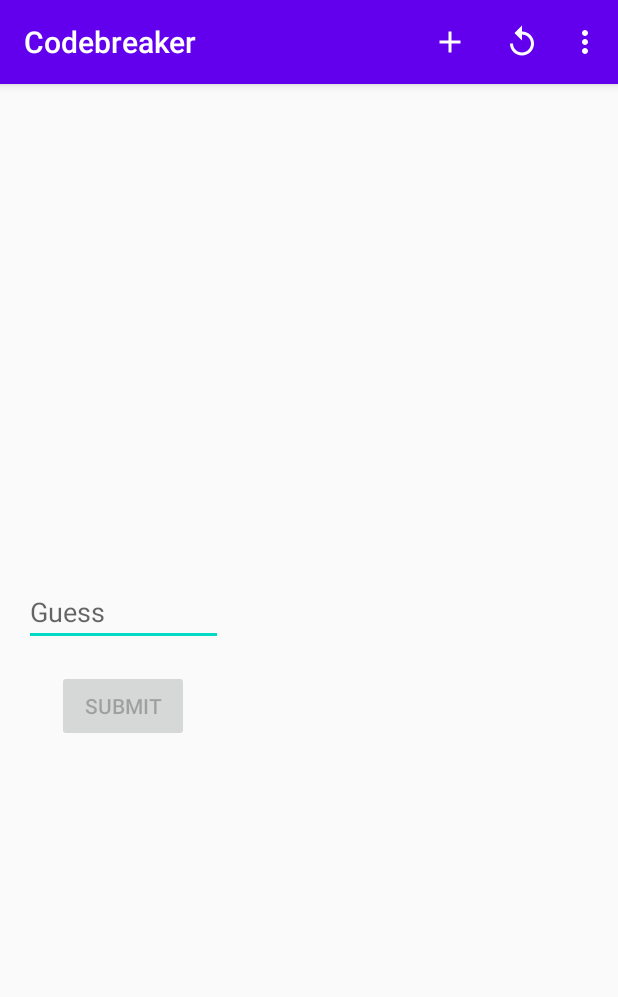
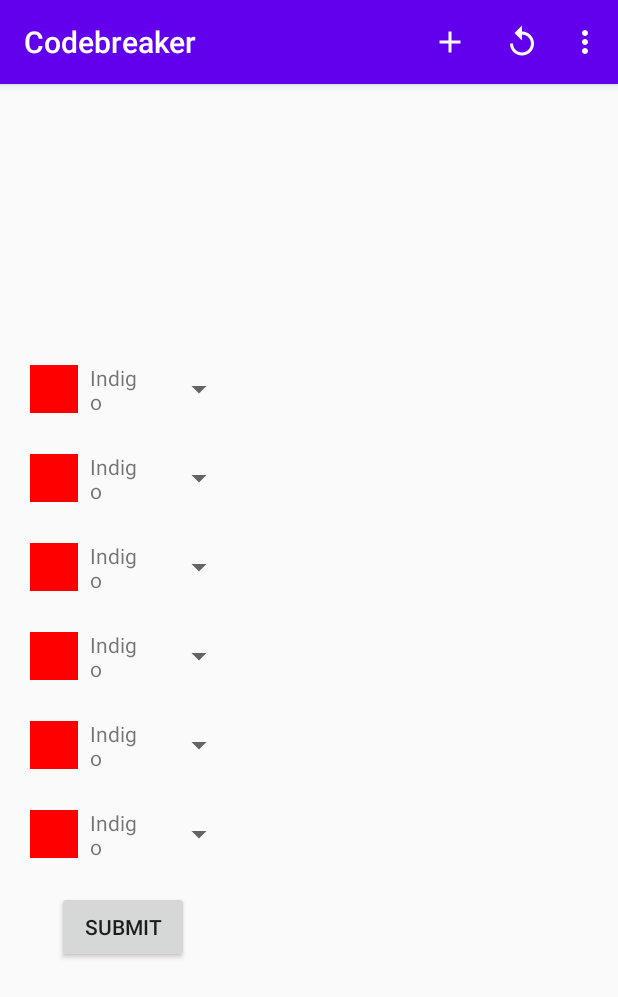
Before and after one commit to shifdub/codebreaker-android, an Android app: the screen it shows after launch (MainActivity), on a phone screen of 412 x 824 dp. Shown: the top 997 px of the screen. Run offline under Robolectric (Android 15) with nearby library versions, the phone set to English and light mode, and no system bars; 2 statements that could not run were skipped.

Commit message:
spinners in progress (crashing)

```diff
--- /dev/null
+++ b/app/src/main/java/edu/cnm/deepdive/codebreaker/adapter/CodeCharacterAdapter.java
@@ -0,0 +1,51 @@
+package edu.cnm.deepdive.codebreaker.adapter;
+
+import android.content.Context;
+import android.view.LayoutInflater;
+import android.view.View;
+import android.view.ViewGroup;
+import android.widget.ArrayAdapter;
+import android.widget.Spinner;
+import androidx.annotation.NonNull;
+import androidx.annotation.Nullable;
+import edu.cnm.deepdive.codebreaker.R;
+import edu.cnm.deepdive.codebreaker.databinding.SwatchSpinnerDropdownItemBinding;
+import java.util.Map;
+
+public class CodeCharacterAdapter extends ArrayAdapter<Character> {
+
+  private final Map<Character, Integer> colorValueMap;
+  private final Map<Character, String> colorLabelMap;
+  private final Spinner spinner;
+  private final LayoutInflater inflater;
+
+
+  public CodeCharacterAdapter(Context context, Map<Character, Integer> colorValueMap,
+      Map<Character, String> colorLabelMap, Character[] codes, Spinner spinner) {
+    super(context, R.layout.swatch_spinner_dropdown_item, codes);
+    this.colorValueMap = colorValueMap;
+    this.colorLabelMap = colorLabelMap;
+    inflater = LayoutInflater.from(context);
+    this.spinner = spinner;
+
+
+  }
+
+  @NonNull
+  @Override
+  public View getView(int position, @Nullable View convertView, @NonNull ViewGroup parent) {
+    SwatchSpinnerDropdownItemBinding binding = (convertView !=null)
+        ? SwatchSpinnerDropdownItemBinding.bind(convertView)
+        : SwatchSpinnerDropdownItemBinding.inflate(inflater);
+    Character c = getItem(position);
+    binding.swatch.setBackgroundColor(colorValueMap.get(c));
+    String label = colorLabelMap.get(c);
+    binding.swatch.setContentDescription(label);
+    binding.label.setText(label);
+    binding.label.setVisibility(
+        (position == spinner.getSelectedItemPosition()) ? View.GONE : View.VISIBLE) ;
+
+    return binding.getRoot();
+
+  }
+}
--- a/app/src/main/java/edu/cnm/deepdive/codebreaker/controller/GameFragment.java
+++ b/app/src/main/java/edu/cnm/deepdive/codebreaker/controller/GameFragment.java
@@ -11,6 +11,7 @@ import android.view.MenuInflater;
 import android.view.MenuItem;
 import android.view.View;
 import android.view.ViewGroup;
+import android.widget.Spinner;
 import androidx.annotation.NonNull;
 import androidx.annotation.Nullable;
 import androidx.fragment.app.Fragment;
@@ -18,8 +19,10 @@ import androidx.fragment.app.FragmentActivity;
 import androidx.lifecycle.LifecycleOwner;
 import androidx.lifecycle.ViewModelProvider;
 import edu.cnm.deepdive.codebreaker.R;
+import edu.cnm.deepdive.codebreaker.adapter.CodeCharacterAdapter;
 import edu.cnm.deepdive.codebreaker.adapter.GuessAdapter;
 import edu.cnm.deepdive.codebreaker.databinding.FragmentGameBinding;
+import edu.cnm.deepdive.codebreaker.model.Game;
 import edu.cnm.deepdive.codebreaker.viewmodel.MainViewModel;
 import java.util.HashMap;
 import java.util.Map;
@@ -28,15 +31,14 @@ public class GameFragment extends Fragment implements InputFilter {
 
   private static final String INVALID_CHAR_PATTERN = String.format("[^%s]", MainViewModel.POOL);
 
-  private int[] colorValues;
   private Map<Character, Integer> colorValueMap;
   private Map<Character, String> colorLabelMap;
-
+  private Character[] codeCharacters;
   private MainViewModel viewModel;
   private GuessAdapter adapter;
   private int codeLength;
   private FragmentGameBinding binding;
-
+  private Spinner[] spinners;
 
   @Override
   public void onCreate(Bundle savedInstanceState) {
@@ -49,15 +51,11 @@ public class GameFragment extends Fragment implements InputFilter {
   public View onCreateView(@NonNull LayoutInflater inflater, @Nullable ViewGroup container,
       @Nullable Bundle savedInstanceState) {
     binding = FragmentGameBinding.inflate(getLayoutInflater());
+    setupMaps();
     setupViews();
-    char[] colorCodes = getString(R.string.color_codes).toCharArray();
-    Resources resources = getContext().getResources();
-    int[] colorValues = resources.getIntArray(R.array.color_values);
-    String[] colorLabels = resources.getStringArray(R.array.color_labels);
-    colorValueMap = buildColorMap(colorCodes, colorValues);
-    colorLabelMap = buildLabelMap(colorCodes, colorLabels);
     return binding.getRoot();
   }
+
 
   @Override
   public void onViewCreated(@NonNull View view, @Nullable Bundle savedInstanceState) {
@@ -102,9 +100,36 @@ public class GameFragment extends Fragment implements InputFilter {
     return modifiedSource;
   }
 
+  private void setupMaps() {
+    char[] colorCodes = getString(R.string.color_codes).toCharArray();
+    this.codeCharacters = getString(R.string.color_codes).chars()
+        .mapToObj((value) -> (char) value )
+            .toArray(Character[] :: new);
+
+    Resources resources = getResources();
+    int[] colorValues = resources.getIntArray(R.array.color_values);
+    String[] colorLabels = resources.getStringArray(R.array.color_labels);
+    colorValueMap = buildColorMap(colorCodes, colorValues);
+    colorLabelMap = buildLabelMap(colorCodes, colorLabels);
+  }
+
+
   private void setupViews() {
-    binding.guess.setFilters(new InputFilter[]{this});
+
     binding.submit.setOnClickListener((view) -> recordGuess());
+    int maxCodeLength = getResources().getInteger(R.integer.code_length_pref_max);
+    spinners = new Spinner[maxCodeLength];
+    LayoutInflater inflater = LayoutInflater.from(getContext());
+    for (int i = 0; i < maxCodeLength; i++) {
+      Spinner spinner =
+          (Spinner) inflater.inflate(R.layout.swatch_spinner, binding.guessControls, false);
+      CodeCharacterAdapter adapter = new CodeCharacterAdapter(
+          getContext(), colorValueMap, colorLabelMap, codeCharacters, spinner);
+      spinner.setAdapter(adapter);
+      spinners[i] = spinner;
+      binding.guessControls.addView(spinner, i);
+    }
+
   }
 
   private void setupViewModel() {
@@ -113,20 +138,22 @@ public class GameFragment extends Fragment implements InputFilter {
     adapter = new GuessAdapter(activity, colorValueMap, colorLabelMap);
     viewModel = new ViewModelProvider(activity).get(MainViewModel.class);
     LifecycleOwner lifecycleOwner = getViewLifecycleOwner();
-    viewModel.getGame().observe(lifecycleOwner, (game) -> {
-      adapter.clear();
-      adapter.addAll(game.getGuesses());
-      binding.guessList.setAdapter(adapter);
-      binding.guessList.setSelection(adapter.getCount() - 1);
-      codeLength = game.getLength();
-      binding.guess.setText("");
-    });
+    viewModel.getGame().observe(lifecycleOwner, this::updateGameDisplay);
     viewModel.getSolved().observe(lifecycleOwner, solved ->
         binding.guessControls.setVisibility(solved ? View.INVISIBLE : View.VISIBLE));
   }
 
+  private void updateGameDisplay(Game game) {
+    adapter.clear();
+    adapter.addAll(game.getGuesses());
+    binding.guessList.setAdapter(adapter);
+    binding.guessList.setSelection(adapter.getCount() - 1);
+    codeLength = game.getLength();
+    // binding.guess.setText("");
+  }
+
   private void recordGuess() {
-    viewModel.guess(binding.guess.getText().toString().trim().toUpperCase());
+   //  viewModel.guess(binding.guess.getText().toString().trim().toUpperCase());
   }
 
   private void startGame() {
--- a/app/src/main/res/layout/fragment_game.xml
+++ b/app/src/main/res/layout/fragment_game.xml
@@ -20,14 +20,6 @@
     app:layout_constraintEnd_toStartOf="@id/guess_list"
     app:layout_constraintHorizontal_weight="2">
 
-    <EditText
-      android:id="@+id/guess"
-      android:layout_width="match_parent"
-      android:layout_height="wrap_content"
-      android:layout_margin="@dimen/half_margin"
-      android:inputType="textCapCharacters"
-      android:hint="@string/guess_hint"/>
-
     <Button
       android:id="@+id/submit"
       android:layout_width="wrap_content"
--- /dev/null
+++ b/app/src/main/res/layout/swatch_spinner.xml
@@ -0,0 +1,5 @@
+<?xml version="1.0" encoding="utf-8"?>
+<Spinner
+  xmlns:android="http://schemas.android.com/apk/res/android"
+  android:layout_width="wrap_content"
+  android:layout_height="wrap_content"/>
```
